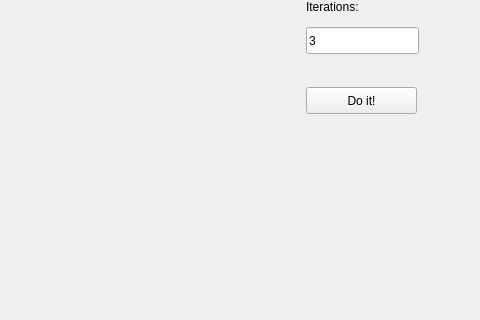
Above: ui_elements/fft_main_window.ui from franktb/MagnetometryGui before the change; both pictures show x 534 to 1014 and y 143 to 463 of the 1014 by 667 pixel window. Below: the same form after it.
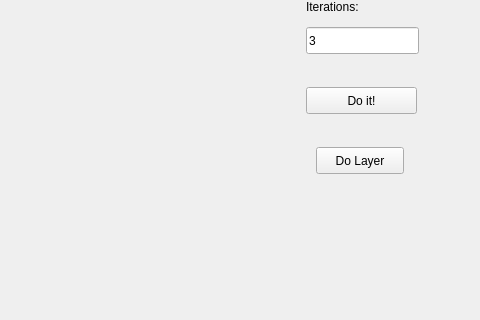
That is the form after the change.

Commit message: ui files for mag cube

The edit to the form file:
```diff
--- a/ui_elements/fft_main_window.ui
+++ b/ui_elements/fft_main_window.ui
@@ -90,6 +90,19 @@
      <string>Do it!</string>
     </property>
    </widget>
+   <widget class="QPushButton" name="pushButton_layer">
+    <property name="geometry">
+     <rect>
+      <x>850</x>
+      <y>290</y>
+      <width>88</width>
+      <height>27</height>
+     </rect>
+    </property>
+    <property name="text">
+     <string>Do Layer</string>
+    </property>
+   </widget>
   </widget>
   <widget class="QMenuBar" name="menubar">
    <property name="geometry">
```
The commit also changes 2 other files.
